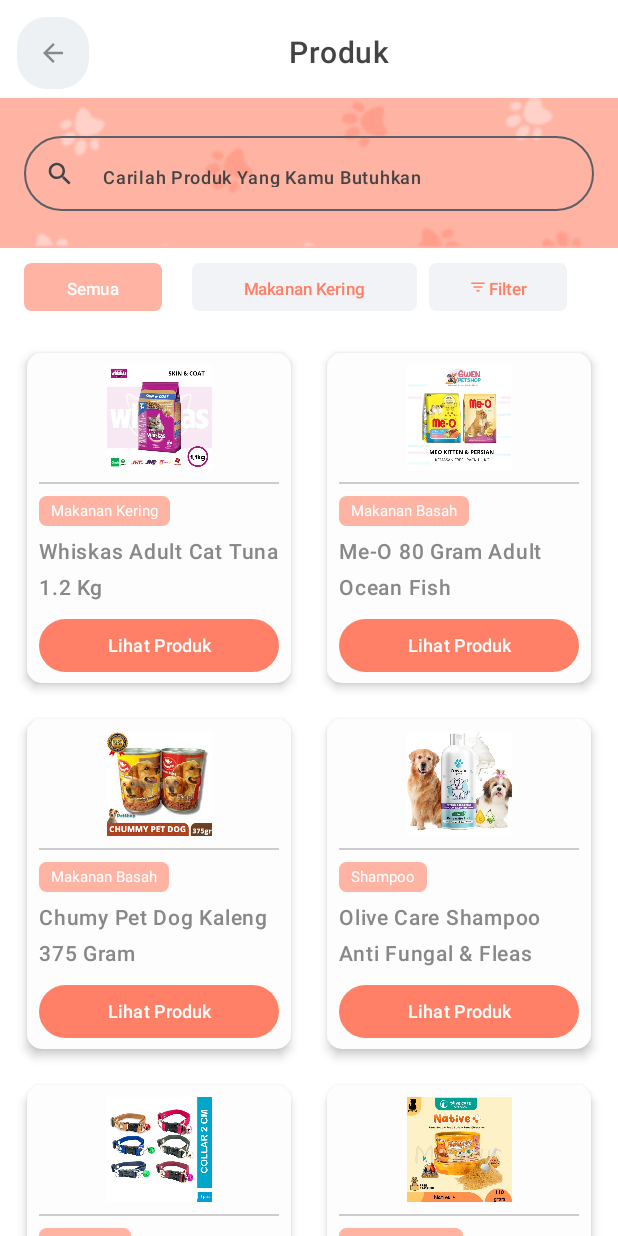
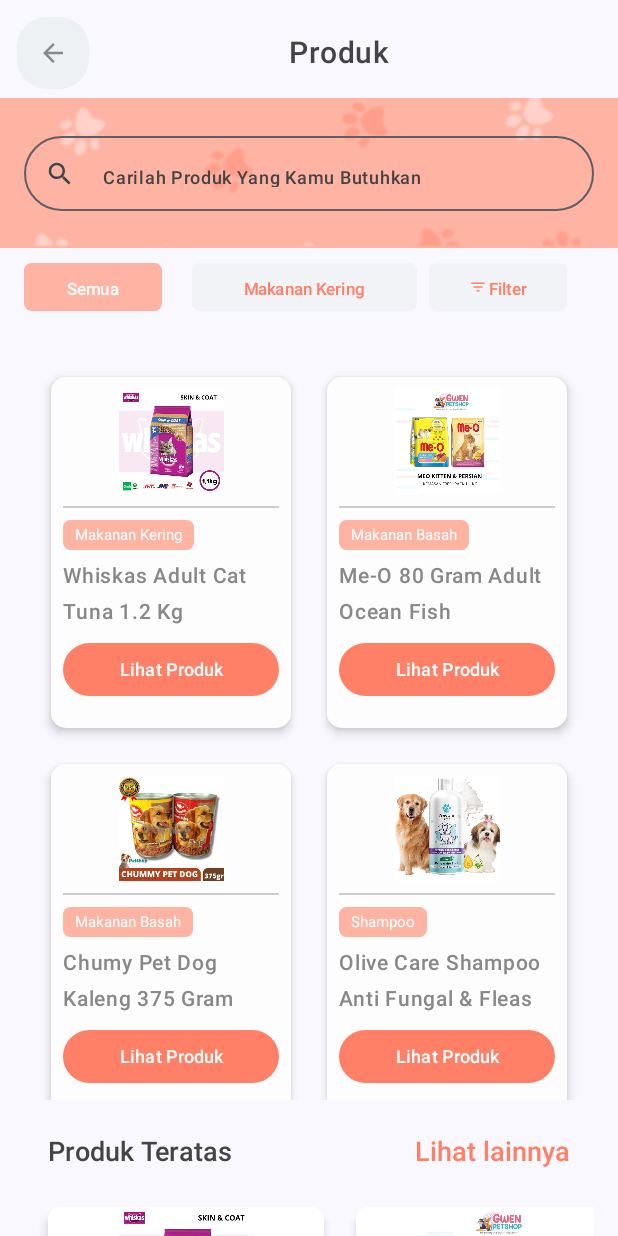
Before and after one commit to RicardJonathan/BulBulApp, an Android app built with Jetpack Compose: the ProdukScreen screen opened through its navigation route, on a phone screen of 412 x 824 dp. Run offline under Robolectric (Android 15) with nearby library versions, the phone set to English and light mode, and no system bars.

Commit message:
Product Row Card

```diff
--- a/app/src/main/java/com/example/bulbulapp/BulBulApp.kt
+++ b/app/src/main/java/com/example/bulbulapp/BulBulApp.kt
@@ -1,6 +1,5 @@
 package com.example.movieapp
 
-import ServiceListScreen
 import android.os.Build
 import androidx.annotation.RequiresApi
 import androidx.compose.foundation.clickable
@@ -49,6 +48,7 @@ import com.example.bulbulapp.screen.LoginScreen
 import com.example.bulbulapp.screen.OnBoardingScreen
 import com.example.bulbulapp.screen.ProdukScreen
 import com.example.bulbulapp.screen.RegistrationScreen
+import com.example.bulbulapp.screen.ServiceListScreen
 import com.example.bulbulapp.screen.SplashScreen
 
 @RequiresApi(Build.VERSION_CODES.O)
--- a/app/src/main/java/com/example/bulbulapp/component/CardGrooming.kt
+++ b/app/src/main/java/com/example/bulbulapp/component/CardGrooming.kt
@@ -1,3 +1,4 @@
+package com.example.bulbulapp.component
 
 import androidx.compose.foundation.Image
 import androidx.compose.foundation.clickable
@@ -44,7 +45,7 @@ fun CardGrooming(modifier: Modifier = Modifier, grooming: Grooming, onItemClicke
                 contentDescription = grooming.name,
                 modifier = Modifier
                     .fillMaxWidth()
-                    .clip(RoundedCornerShape(16.dp)),
+                    .clip(RoundedCornerShape(8.dp)),
                 contentScale = ContentScale.Crop
             )
             Spacer(modifier = Modifier.size(3.dp))
--- a/app/src/main/java/com/example/bulbulapp/component/CardlayananItem.kt
+++ b/app/src/main/java/com/example/bulbulapp/component/CardlayananItem.kt
@@ -54,7 +54,7 @@ fun CardlayananItem(
                 contentDescription = layanan.name,
                 modifier = Modifier
                     .fillMaxWidth()
-                    .clip(RoundedCornerShape(16.dp)),
+                    .clip(RoundedCornerShape(8.dp)),
                 contentScale = ContentScale.Crop
             )
             Spacer(modifier = Modifier.size(8.dp))
--- a/app/src/main/java/com/example/bulbulapp/component/ContentProductDetails.kt
+++ b/app/src/main/java/com/example/bulbulapp/component/ContentProductDetails.kt
@@ -1,11 +1,8 @@
 package com.example.bulbulapp.component
 
 import androidx.compose.foundation.background
-import androidx.compose.foundation.border
 import androidx.compose.foundation.layout.*
-import androidx.compose.foundation.lazy.LazyColumn
 import androidx.compose.material.Divider
-import androidx.compose.material.MaterialTheme
 import androidx.compose.material3.Text
 import androidx.compose.runtime.Composable
 import androidx.compose.ui.Alignment
--- /dev/null
+++ b/app/src/main/java/com/example/bulbulapp/component/ContentProductScreen.kt
@@ -0,0 +1,199 @@
+package com.example.bulbulapp.component
+
+import androidx.compose.material.Card
+import androidx.compose.material3.Button
+import androidx.compose.material3.ButtonDefaults
+import androidx.compose.foundation.Image
+import androidx.compose.foundation.background
+import androidx.compose.foundation.clickable
+import androidx.compose.foundation.layout.Arrangement
+import androidx.compose.foundation.layout.Box
+import androidx.compose.foundation.layout.Column
+import androidx.compose.foundation.layout.Row
+import androidx.compose.foundation.layout.Spacer
+import androidx.compose.foundation.layout.fillMaxSize
+import androidx.compose.foundation.layout.fillMaxWidth
+import androidx.compose.foundation.layout.height
+import androidx.compose.foundation.layout.padding
+import androidx.compose.foundation.layout.size
+import androidx.compose.foundation.layout.width
+import androidx.compose.foundation.shape.RoundedCornerShape
+import androidx.compose.material.Divider
+import androidx.compose.ui.Modifier
+import androidx.compose.ui.Alignment
+import androidx.compose.foundation.layout.*
+import androidx.compose.foundation.lazy.*
+import androidx.compose.material.Text
+import androidx.compose.runtime.Composable
+import androidx.compose.ui.graphics.Color
+import androidx.compose.ui.text.font.FontWeight
+import androidx.compose.ui.unit.dp
+import androidx.compose.ui.unit.sp
+import androidx.navigation.NavController
+import com.example.bulbulapp.data.ProdukListData
+import com.example.bulbulapp.navigation.Screen
+import com.example.bulbulapp.screen.ProductCard
+import androidx.compose.foundation.lazy.LazyRow
+import androidx.compose.foundation.lazy.grid.GridCells
+import androidx.compose.foundation.lazy.grid.LazyVerticalGrid
+import androidx.compose.ui.tooling.preview.Preview
+import androidx.compose.foundation.clickable
+import androidx.navigation.compose.rememberNavController
+import com.example.bulbulapp.screen.ProductTags
+import androidx.compose.ui.layout.ContentScale
+import androidx.compose.ui.res.painterResource
+import androidx.compose.ui.text.style.TextAlign
+
+@Composable
+fun ContentProductScreen(navController: NavController) {
+    LazyColumn(
+        modifier = Modifier.fillMaxSize(),
+        contentPadding = PaddingValues(16.dp),
+        verticalArrangement = Arrangement.spacedBy(16.dp)
+    ) {
+        item {
+            ProductGridList(navController)
+        }
+        item {
+            ProductLazyRow(navController)
+        }
+    }
+}
+
+@Composable
+fun ProductGridList(navController: NavController) {
+    val products = ProdukListData.ProdukListItems
+    LazyVerticalGrid(
+        modifier = Modifier
+            .fillMaxWidth()
+            .height(500.dp),  // Adjust the height as needed
+        columns = GridCells.Fixed(2),
+        contentPadding = PaddingValues(10.dp),
+        horizontalArrangement = Arrangement.spacedBy(8.dp),
+        verticalArrangement = Arrangement.spacedBy(8.dp)
+    ) {
+        items(products.size) { index ->
+            ProductCard(
+                product = products[index],
+                navController = navController,
+            )
+        }
+    }
+}
+
+@Composable
+fun ProductLazyRow(navController: NavController) {
+    val productListItems = ProdukListData.ProdukListItems
+    Column(
+        modifier = Modifier
+            .fillMaxWidth()
+            .padding(vertical = 8.dp)
+    ) {
+        Row(
+            modifier = Modifier
+                .fillMaxWidth()
+                .padding(horizontal = 16.dp),
+            verticalAlignment = Alignment.CenterVertically,
+            horizontalArrangement = Arrangement.SpaceBetween
+        ) {
+            Text(
+                text = "Produk Teratas",
+                fontSize = 18.sp,
+                fontWeight = FontWeight.Medium,
+                color = Color.DarkGray,
+            )
+            Spacer(modifier = Modifier.width(8.dp))
+            Text(
+                text = "Lihat lainnya",
+                fontSize = 18.sp,
+                fontWeight = FontWeight.SemiBold,
+                color = Color(0xFFFF8066),
+                modifier = Modifier
+                    .clickable { navController.navigate(Screen.Produk.route) }
+            )
+        }
+        Spacer(modifier = Modifier.height(10.dp))
+        LazyRow(
+            modifier = Modifier.fillMaxWidth(),
+            contentPadding = PaddingValues(horizontal = 8.dp, vertical = 8.dp),
+            horizontalArrangement = Arrangement.spacedBy(5.dp)
+        ) {
+            items(productListItems.take(3)) { product ->
+                Card(
+                    modifier = Modifier
+                        .width(200.dp)
+                        .padding(8.dp)
+                        .clickable {
+                            navController.navigate(Screen.ProductDetails.createRoute(product.productId))
+                        },
+                    elevation = 4.dp,
+                    shape = RoundedCornerShape(8.dp)
+                ) {
+                    Column(
+                        modifier = Modifier
+                            .fillMaxWidth()
+                            .height(200.dp),
+                        verticalArrangement = Arrangement.Top
+                    ) {
+                        Image(
+                            painter = painterResource(product.productImage),
+                            contentDescription = "Product image",
+                            modifier = Modifier
+                                .fillMaxWidth()
+                                .height(90.dp),
+                            contentScale = ContentScale.Fit
+                        )
+                        Divider(color = Color.LightGray, thickness = 1.dp)
+                        Column(modifier = Modifier.padding(8.dp)) {
+                            ProductTags(tag = product.productTags)
+                            Spacer(modifier = Modifier.height(5.dp))
+                            Text(
+                                text = product.productName,
+                                color = Color.Gray,
+                                fontWeight = FontWeight.Medium,
+                                fontSize = 14.sp
+                            )
+                            Spacer(modifier = Modifier.height(8.dp))
+                            val primaryColor = Color(0xFFFF8066)
+                            Button(
+                                onClick = {
+                                    navController.navigate(Screen.ProductDetails.createRoute(product.productId))
+                                },
+                                modifier = Modifier
+                                    .height(35.dp)
+                                    .fillMaxWidth()
+                                    .padding(horizontal = 16.dp),
+                                colors = ButtonDefaults.buttonColors(
+                                    containerColor = primaryColor
+                                )
+                            ) {
+                                Text(
+                                    text = "Lihat Produk",
+                                    fontSize = 12.sp,
+                                    color = Color.White,
+                                    textAlign = TextAlign.Center,
+                                    fontWeight = FontWeight.Medium
+                                )
+                            }
+                        }
+                    }
+                }
+            }
+        }
+    }
+}
+
+
+//@Preview(showBackground = true)
+//@Composable
+//fun PreviewProductLazyRow() {
+//    val navController = rememberNavController()
+//    ProductLazyRow(navController = navController)
+//}
+
+
+@Preview(showBackground = true)
+@Composable
+fun PreviewContentProductScreen() {
+    ContentProductScreen(navController = rememberNavController())
+}
--- a/app/src/main/java/com/example/bulbulapp/screen/BlogScreen.kt
+++ b/app/src/main/java/com/example/bulbulapp/screen/BlogScreen.kt
@@ -63,6 +63,7 @@ fun LayarBlog(navController: NavController, modifier: Modifier = Modifier) {
         KontenDaftarKartuBlog(navController = navController)
     }
 }
+
 @RequiresApi(Build.VERSION_CODES.M)
 @Composable
 fun BilahAtas(navController: NavController, modifier: Modifier = Modifier) {
--- a/app/src/main/java/com/example/bulbulapp/screen/DetailScreenLayanan.kt
+++ b/app/src/main/java/com/example/bulbulapp/screen/DetailScreenLayanan.kt
@@ -1,6 +1,5 @@
 package com.example.bulbulapp.screen
 
-import CardGrooming
 import android.content.Intent
 import android.net.Uri
 import androidx.compose.foundation.Image
@@ -30,6 +29,7 @@ import androidx.compose.ui.unit.sp
 import androidx.navigation.NavController
 import androidx.navigation.compose.rememberNavController
 import com.example.bulbulapp.R
+import com.example.bulbulapp.component.CardGrooming
 import com.example.bulbulapp.component.CardPetsShop
 import com.example.bulbulapp.data.DummyData
 
--- a/app/src/main/java/com/example/bulbulapp/screen/ProdukScreen.kt
+++ b/app/src/main/java/com/example/bulbulapp/screen/ProdukScreen.kt
@@ -2,14 +2,12 @@ package com.example.bulbulapp.screen
 
 import android.os.Build
 import androidx.annotation.RequiresApi
-import androidx.compose.foundation.BorderStroke
 import androidx.compose.foundation.Image
 import androidx.compose.foundation.background
 import androidx.compose.foundation.clickable
 import androidx.compose.foundation.layout.Arrangement
 import androidx.compose.foundation.layout.Box
 import androidx.compose.foundation.layout.Column
-import androidx.compose.foundation.layout.PaddingValues
 import androidx.compose.foundation.layout.Row
 import androidx.compose.foundation.layout.Spacer
 import androidx.compose.foundation.layout.fillMaxSize
@@ -18,15 +16,9 @@ import androidx.compose.foundation.layout.height
 import androidx.compose.foundation.layout.padding
 import androidx.compose.foundation.layout.size
 import androidx.compose.foundation.layout.width
-import androidx.compose.foundation.lazy.LazyRow
-import androidx.compose.foundation.lazy.grid.GridCells
-import androidx.compose.foundation.lazy.grid.LazyVerticalGrid
-import androidx.compose.foundation.lazy.items
 import androidx.compose.foundation.shape.RoundedCornerShape
 import androidx.compose.material.Card
 import androidx.compose.material.Divider
-import androidx.compose.material.ExperimentalMaterialApi
-import androidx.compose.material.MaterialTheme
 import androidx.compose.material.icons.Icons
 import androidx.compose.material.icons.filled.ArrowBack
 import androidx.compose.material.icons.filled.FilterList
@@ -60,6 +52,8 @@ import androidx.compose.material3.TextFieldDefaults
 import androidx.navigation.NavController
 import androidx.navigation.NavHostController
 import androidx.navigation.compose.rememberNavController
+import com.example.bulbulapp.component.ContentProductDetails
+import com.example.bulbulapp.component.ContentProductScreen
 import com.example.bulbulapp.navigation.Screen
 import com.example.bulbulapp.ui.theme.BulBulAppTheme
 
@@ -68,13 +62,12 @@ import com.example.bulbulapp.ui.theme.BulBulAppTheme
 fun ProdukScreen(navController: NavHostController, onProductClicked: (Int) -> Unit) {
     Column(
         modifier = Modifier
-            .background(Color.White)
+            .fillMaxSize()
     ) {
         ScreenTitle()
         SearchBar()
         FilterButton()
-        ProductGridList(navController = navController)
-        ProductLazyRow(navController = navController) // belum muncul di screen
+        ContentProductScreen(navController = navController)
     }
 }
 
@@ -282,7 +275,7 @@ fun ProductCard(
 ) {
     Card(
         modifier = Modifier
-            .fillMaxSize()
+            .height(250.dp)
             .padding(8.dp)
             .clickable {
                 navController.navigate(Screen.ProductDetails.createRoute(product.productId))
@@ -349,72 +342,6 @@ fun ProductCard(
     }
 }
 
-@Composable
-fun ProductGridList(navController: NavController) {
-    val products = ProdukListData.ProdukListItems
-
-    LazyVerticalGrid(
-        columns = GridCells.Fixed(2),
-        modifier = Modifier
-            .fillMaxSize(),
-        contentPadding = PaddingValues(10.dp),
-        horizontalArrangement = Arrangement.spacedBy(8.dp), // Space column
-        verticalArrangement = Arrangement.spacedBy(8.dp), // Space baris
-    ) {
-        items(products.size) { index ->
-            ProductCard(
-                product = products[index],
-                navController = navController,
-            )
-        }
-    }
-}
-
-@Composable
-fun ProductLazyRow(navController: NavController) {
-    Column(
-        modifier = Modifier
-            .fillMaxSize()
-            .padding(vertical = 8.dp)
-    ) {
-        Row(
-            modifier = Modifier
-                .fillMaxWidth()
-                .padding(horizontal = 16.dp),
-            horizontalArrangement = Arrangement.SpaceBetween,
-            verticalAlignment = Alignment.CenterVertically
-        ) {
-            Text(
-                text = "Produk Teratas",
-                fontSize = 18.sp,
-                fontWeight = FontWeight.Medium,
-                color = Color.DarkGray,
-            )
-            Text(
-                text = "Lihat lainnya",
-                fontSize = 18.sp,
-                fontWeight = FontWeight.SemiBold,
-                color = Color(0xFFFF8066),
-                modifier = Modifier
-                    .clickable { navController.navigate(Screen.Produk.route) }
-            )
-        }
-        Spacer(modifier = Modifier.height(10.dp))
-        LazyRow(
-            modifier = Modifier.fillMaxSize(),
-            contentPadding = PaddingValues(horizontal = 8.dp, vertical = 8.dp),
-            horizontalArrangement = Arrangement.spacedBy(5.dp)
-        ) {
-            items(ProdukListData.ProdukListItems.take(3)) { produkListItem ->
-                ProductCard(
-                    product = produkListItem,
-                    navController = navController,
-                )
-            }
-        }
-    }
-}
-
 
 @RequiresApi(Build.VERSION_CODES.M)
 @Preview(showBackground = true)
--- a/app/src/main/java/com/example/bulbulapp/screen/ServiceListScreen.kt
+++ b/app/src/main/java/com/example/bulbulapp/screen/ServiceListScreen.kt
@@ -1,3 +1,5 @@
+package com.example.bulbulapp.screen
+
 import androidx.compose.foundation.Image
 import androidx.compose.foundation.background
 import androidx.compose.foundation.layout.*
@@ -81,7 +83,7 @@ fun ServiceListScreen(navController: NavController) {
                         painter = painterResource(id = R.drawable.bghome), // Your background image resource
                         contentDescription = null,
                         contentScale = ContentScale.Crop,
-                        modifier = Modifier.fillMaxSize()
+                        modifier = Modifier.fillMaxWidth()
                     )
                     Column(
                         modifier = Modifier
```
